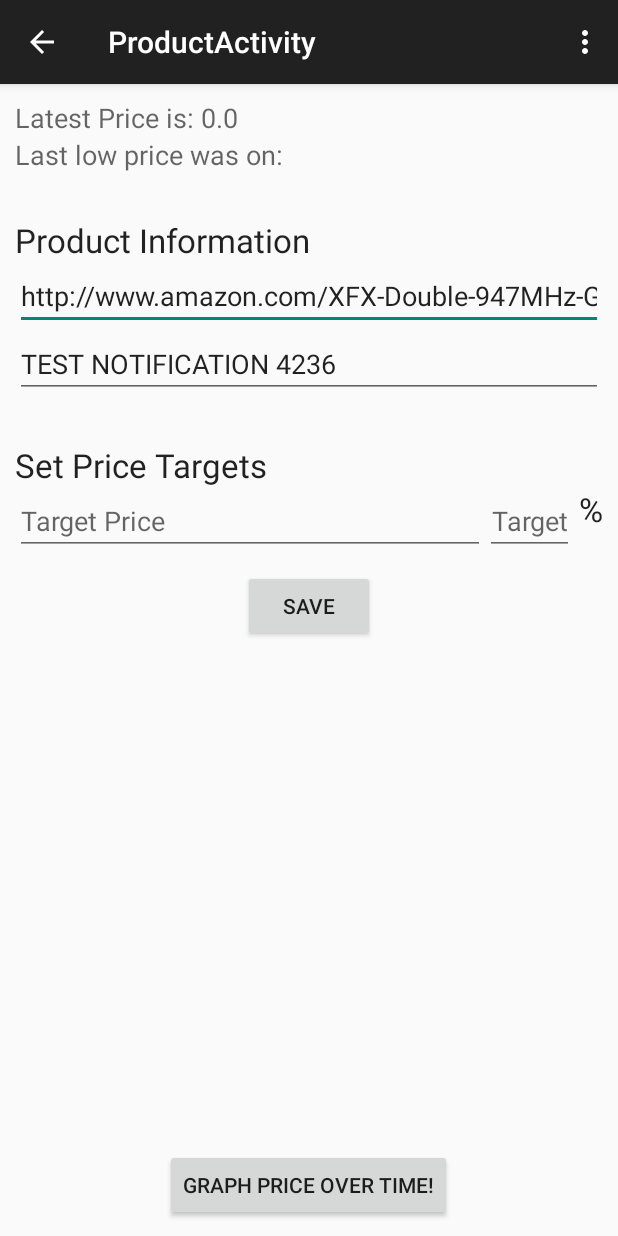
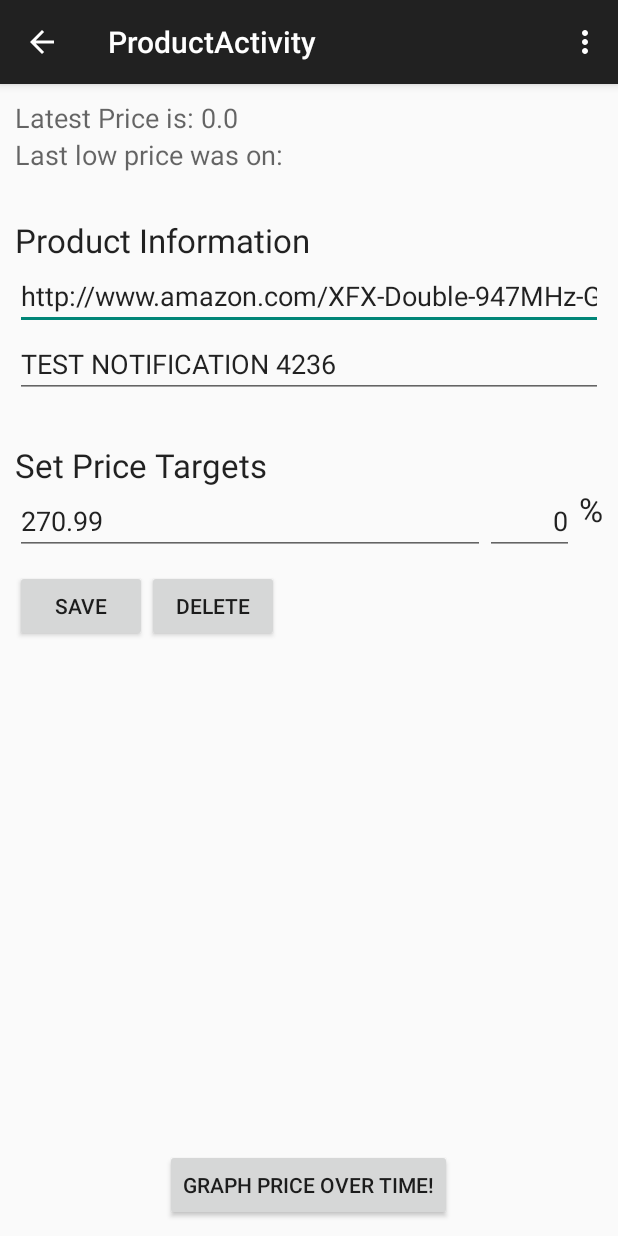
Before and after one commit to gumallett/PriceAlert, an Android app: the screen it shows after launch (ProductActivity), after a tap on an icon or button, on a phone screen of 412 x 824 dp. Run offline under Robolectric (Android 15) with nearby library versions, the phone set to English and light mode, and no system bars; libraries missing offline, so code that uses them is left out: org.slf4j; 10 statements that could not run were skipped; 2 other taps on this screen came first.

Commit message:
added delete button. fixed query issues

```diff
--- a/app/src/main/java/com/pricealert/app/ProductActivity.java
+++ b/app/src/main/java/com/pricealert/app/ProductActivity.java
@@ -19,6 +19,8 @@ import com.pricealert.data.model.Product;
 import com.pricealert.data.model.ProductTarget;
 import org.slf4j.Logger;
 import org.slf4j.LoggerFactory;
+
+import java.text.DecimalFormat;
 
 
 public class ProductActivity extends ActionBarActivity {
@@ -52,26 +54,6 @@ public class ProductActivity extends ActionBarActivity {
     protected void onCreate(Bundle savedInstanceState) {
         super.onCreate(savedInstanceState);
         setContentView(R.layout.activity_product);
-
-        Intent intent = getIntent();
-
-        if(intent != null) {
-            RecentPricesDb db = new RecentPricesDb(this);
-            Product product = db.selectProductDetails(intent.getLongExtra("PRODUCT_ID", -1L));
-            LOG.info("Activity product: {}", product);
-
-            if(product != null) {
-                productId = product.getId();
-                EditText urlText = (EditText) findViewById(R.id.productUrl);
-                urlText.setText(product.getUrl());
-
-                EditText nameText = (EditText) findViewById(R.id.productName);
-                nameText.setText(product.getName());
-
-                TextView priceView = (TextView) findViewById(R.id.lastPriceText);
-                priceView.setText(String.valueOf(product.getMostRecentPrice().getPrice()));
-            }
-        }
     }
 
     @Override
@@ -88,6 +70,8 @@ public class ProductActivity extends ActionBarActivity {
         if(!mBound) {
             bindService(new Intent(this, ScraperService.class), mConnection, Context.BIND_AUTO_CREATE);
         }
+
+        loadProduct();
     }
 
     @Override
@@ -177,9 +161,71 @@ public class ProductActivity extends ActionBarActivity {
         product.setTargets(targets);
 
         db.saveProduct(product);
+        productId = product.getId();
+
+        if(productId != null) {
+            View deleteBtn = findViewById(R.id.deleteBtn);
+            deleteBtn.setEnabled(true);
+        }
 
         if(product.getId() != null && mBound) {
             scraperService.track(product);
         }
     }
+
+    public void deleteProduct(View view) {
+        if(productId == null) {
+            return;
+        }
+
+        Product product = new Product();
+        product.setId(productId);
+
+        scraperService.unTrack(product);
+
+        RecentPricesDb db = new RecentPricesDb(this);
+        db.deleteProduct(product);
+
+        startActivity(new Intent(this, MainActivity.class));
+    }
+
+    private void loadProduct() {
+        Intent intent = getIntent();
+
+        if(intent != null) {
+            RecentPricesDb db = new RecentPricesDb(this);
+            Product product = db.selectProductDetails(intent.getLongExtra("PRODUCT_ID", -1L));
+            LOG.info("Activity product: {}", product);
+
+            if(product != null) {
+                productId = product.getId();
+                EditText urlText = (EditText) findViewById(R.id.productUrl);
+                urlText.setText(product.getUrl());
+
+                EditText nameText = (EditText) findViewById(R.id.productName);
+                nameText.setText(product.getName());
+
+                TextView priceView = (TextView) findViewById(R.id.lastPriceText);
+                priceView.setText(String.valueOf(product.getMostRecentPrice().getPrice()));
+
+                if(product.getTargets().getTargetValue() != null) {
+                    DecimalFormat format = new DecimalFormat("#,##0.00");
+                    EditText targetText = (EditText) findViewById(R.id.productTargetPrice);
+                    targetText.setText(format.format(product.getTargets().getTargetValue()));
+                }
+
+                if(product.getTargets().getTargetPercent() != null) {
+                    EditText targetPctText = (EditText) findViewById(R.id.productTargetPct);
+                    targetPctText.setText(String.valueOf(product.getTargets().getTargetPercent()));
+                }
+
+                View deleteBtn = findViewById(R.id.deleteBtn);
+                deleteBtn.setEnabled(true);
+            }
+            else {
+                View deleteBtn = findViewById(R.id.deleteBtn);
+                deleteBtn.setEnabled(false);
+            }
+        }
+    }
 }
--- a/app/src/main/java/com/pricealert/data/RecentPricesDb.java
+++ b/app/src/main/java/com/pricealert/data/RecentPricesDb.java
@@ -32,6 +32,8 @@ public class RecentPricesDb extends SQLiteOpenHelper {
     private static final String PRODUCT_TARGETS_INSERT_SQL = "insert into targets (product_id, target_val, target_percent) values (?, ?, ?);";
     private static final String PRODUCT_HISTORY_INSERT_SQL = "insert into price_history (product_id, price, update_date) values (?, ?, ?);";
 
+    private static final String DELETE_PRODUCT_SQL = "delete from products where id=?";
+
     public RecentPricesDb(Context context) {
         super(context, DB_NAME, null, VERSION);
     }
@@ -39,8 +41,8 @@ public class RecentPricesDb extends SQLiteOpenHelper {
     @Override
     public void onCreate(SQLiteDatabase db) {
         db.execSQL("CREATE TABLE PRODUCTS (ID INTEGER PRIMARY KEY, url TEXT NOT NULL, PRODUCT_NAME TEXT, CREATE_DATE DATETIME NOT NULL);");
-        db.execSQL("CREATE TABLE TARGETS (PRODUCT_ID INTEGER NOT NULL, TARGET_VAL DECIMAL(8,2), TARGET_PERCENT INT, FOREIGN KEY(PRODUCT_ID) REFERENCES PRODUCTS(ID));");
-        db.execSQL("CREATE TABLE PRICE_HISTORY (PRODUCT_ID INTEGER NOT NULL, PRICE DECIMAL(8,2) NOT NULL, UPDATE_DATE DATETIME NOT NULL, FOREIGN KEY(PRODUCT_ID) REFERENCES PRODUCTS(ID));");
+        db.execSQL("CREATE TABLE TARGETS (PRODUCT_ID INTEGER NOT NULL, TARGET_VAL DECIMAL(8,2), TARGET_PERCENT INT, FOREIGN KEY(PRODUCT_ID) REFERENCES PRODUCTS(ID) ON DELETE CASCADE);");
+        db.execSQL("CREATE TABLE PRICE_HISTORY (PRODUCT_ID INTEGER NOT NULL, PRICE DECIMAL(8,2) NOT NULL, UPDATE_DATE DATETIME NOT NULL, FOREIGN KEY(PRODUCT_ID) REFERENCES PRODUCTS(ID) ON DELETE CASCADE);");
     }
 
     @Override
@@ -65,6 +67,8 @@ public class RecentPricesDb extends SQLiteOpenHelper {
             productList.add(product);
         }
 
+        cursor.close();
+        sqLiteDatabase.close();
         return productList;
     }
 
@@ -76,15 +80,15 @@ public class RecentPricesDb extends SQLiteOpenHelper {
         String sql = PRODUCT_DETAILS_QUERY;
         Cursor cursor = sqLiteDatabase.rawQuery(sql, new String[] {String.valueOf(id)});
 
+        Product product = null;
         if(cursor.moveToNext()) {
-            Product product = createProduct(cursor);
+            product = createProduct(cursor);
             LOG.info("Loaded product: {}", product);
-            return product;
         }
 
         cursor.close();
         sqLiteDatabase.close();
-        return null;
+        return product;
     }
 
     public void saveProduct(Product product) {
@@ -93,6 +97,7 @@ public class RecentPricesDb extends SQLiteOpenHelper {
         sqLiteDatabase.beginTransaction();
         LOG.info("Saving product {}", product);
 
+        try {
             if(product.getId() == null) {
                 doInsert(product);
             }
@@ -101,6 +106,29 @@ public class RecentPricesDb extends SQLiteOpenHelper {
             }
 
             sqLiteDatabase.setTransactionSuccessful();
+        }
+        catch(Exception e) {
+            LOG.error("Error saving product: ", e);
+        }
+
+        sqLiteDatabase.endTransaction();
+        sqLiteDatabase.close();
+    }
+
+    public void deleteProduct(Product product) {
+        SQLiteDatabase sqLiteDatabase = getWritableDatabase();
+
+        sqLiteDatabase.beginTransaction();
+        LOG.info("Deleting product {}", product);
+
+        try {
+            sqLiteDatabase.execSQL(DELETE_PRODUCT_SQL, new Object[]{product.getId()});
+            sqLiteDatabase.setTransactionSuccessful();
+        }
+        catch(Exception e) {
+            LOG.error("Error deleting product: ", e);
+        }
+
         sqLiteDatabase.endTransaction();
         sqLiteDatabase.close();
     }
@@ -110,12 +138,18 @@ public class RecentPricesDb extends SQLiteOpenHelper {
 
         sqLiteDatabase.beginTransaction();
         LOG.info("Running query {}", PRODUCT_HISTORY_INSERT_SQL);
+
+        try {
             sqLiteDatabase.execSQL(PRODUCT_HISTORY_INSERT_SQL, new Object[]{productPriceHistory.getProductId(), productPriceHistory.getPrice(), System.currentTimeMillis()/1000});
-
             sqLiteDatabase.setTransactionSuccessful();
-        sqLiteDatabase.endTransaction();
+        }
+        catch(Exception e) {
+            LOG.error("Error saving price history: ", e);
+        }
 
         LOG.info("Finished running query {}", PRODUCT_HISTORY_INSERT_SQL);
+
+        sqLiteDatabase.endTransaction();
         sqLiteDatabase.close();
     }
 
--- a/app/src/main/res/layout/activity_product.xml
+++ b/app/src/main/res/layout/activity_product.xml
@@ -153,14 +153,22 @@ android:padding="10dp">
 </RelativeLayout>
 
 <RelativeLayout
-        android:layout_width="fill_parent" android:layout_height="wrap_content"
+        android:layout_width="wrap_content" android:layout_height="wrap_content"
         android:layout_marginTop="10dp">
     <Button
             android:layout_width="wrap_content"
             android:layout_height="wrap_content"
             android:text="Save"
             android:id="@+id/saveBtn"
-            android:layout_centerHorizontal="true" android:onClick="saveProduct"/>
+            android:onClick="saveProduct"/>
+
+    <Button
+            android:layout_width="wrap_content"
+            android:layout_height="wrap_content"
+            android:text="Delete"
+            android:id="@+id/deleteBtn"
+            android:layout_toEndOf="@id/saveBtn"
+            android:layout_toRightOf="@id/saveBtn" android:onClick="deleteProduct"/>
 </RelativeLayout>
 
 <RelativeLayout android:layout_width="fill_parent" android:layout_height="fill_parent">
```
Also changed, not shown: app/src/main/java/com/pricealert/app/service/ScraperService.java (+17 -11 lines). Lines whose indentation alone changed are shown as unchanged.
